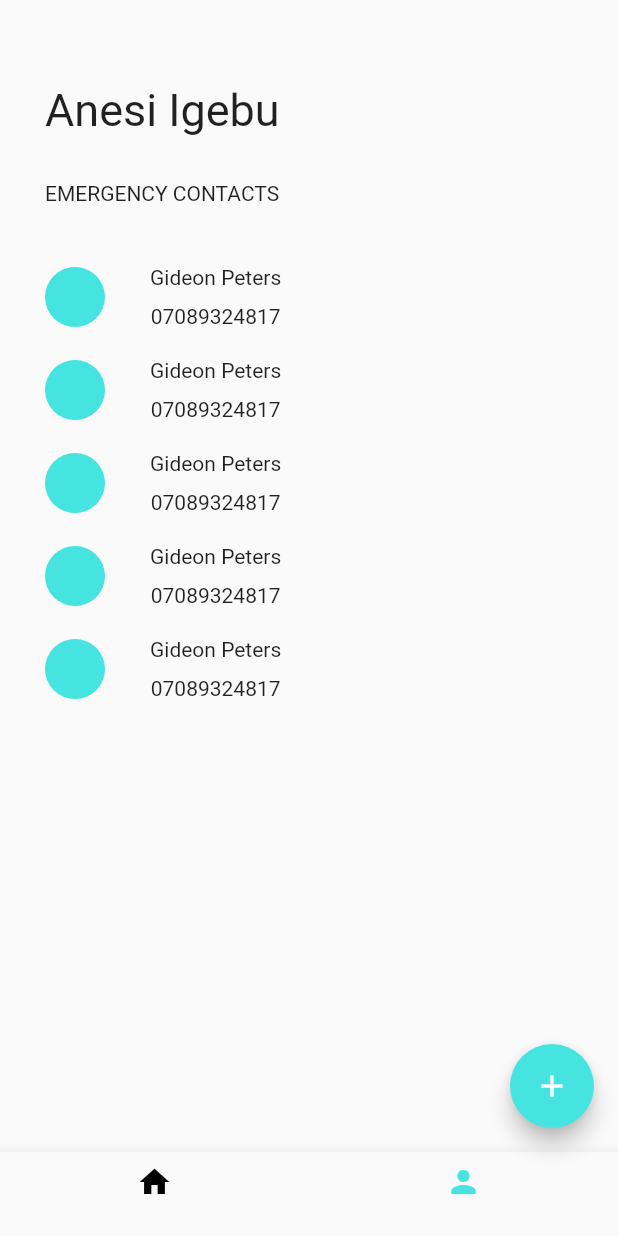
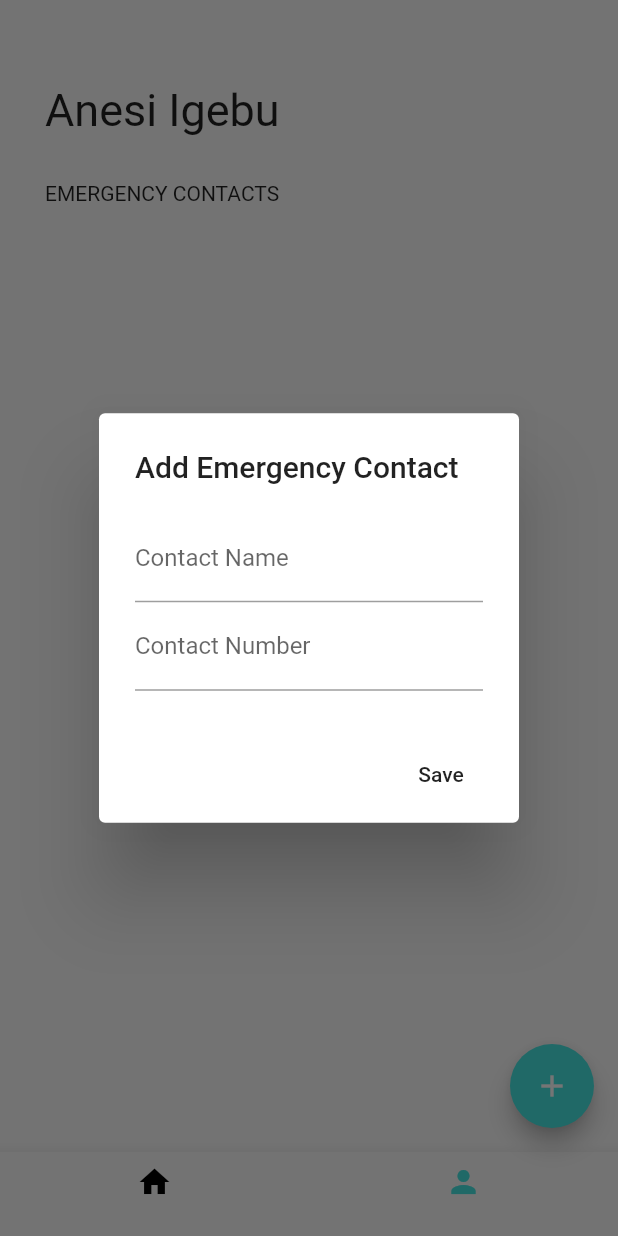
Before and after one commit to gideonpeters/myhealthchecker, a Flutter app: the screen it shows after launch, item 2 of the bottom bar chosen, after a tap on the "add" icon, on a phone screen of 412 x 824 dp. Run offline on Flutter 3.47's test engine with Material 2 defaults, Android fonts, the phone set to English and light mode, and no system bars; our stand-ins replace hive; accounts and stored records are empty.

Commit message:
chore: added random numbers and hive for contact db

```diff
--- a/lib/contact_page.dart
+++ b/lib/contact_page.dart
@@ -1,10 +1,15 @@
 import 'package:flutter/material.dart';
+import 'package:mhc/core/contact_db.dart';
+import 'package:mhc/core/contact_model.dart';
+import 'package:provider/provider.dart';
 
 class ContactPage extends StatelessWidget {
   ContactPage({Key key}) : super(key: key);
   final List<int> contacts = [1, 2, 3, 4, 5];
   @override
   Widget build(BuildContext context) {
+    final contactDB = Provider.of<ContactDB>(context);
+    contactDB.getContacts();
     return Container(
         padding: const EdgeInsets.symmetric(horizontal: 30),
         child: Column(
@@ -14,22 +19,24 @@ class ContactPage extends StatelessWidget {
               'Anesi Igebu',
               style: TextStyle(fontSize: 30),
             ),
+            // FlatButton(onPressed: _showMyDialog, child: Text('Add Contact')),
             SizedBox(height: 30),
             Text('EMERGENCY CONTACTS'),
             SizedBox(height: 30),
             Container(
                 height: 400,
                 child: ListView.builder(
-                    itemCount: 5,
+                    itemCount: contactDB.contacts.length,
                     itemBuilder: (BuildContext context, int index) =>
-                        ContactCard())),
+                        ContactCard(contact: contactDB.contacts[index]))),
           ],
         ));
   }
 }
 
 class ContactCard extends StatelessWidget {
-  const ContactCard({Key key}) : super(key: key);
+  final Contact contact;
+  const ContactCard({Key key, this.contact}) : super(key: key);
 
   @override
   Widget build(BuildContext context) {
@@ -41,15 +48,17 @@ class ContactCard extends StatelessWidget {
             children: <Widget>[
               CircleAvatar(
                 backgroundColor: Theme.of(context).primaryColor,
+                child: Text(contact.name[0].toUpperCase()),
               ),
             ],
           ),
           SizedBox(width: 30),
           Column(
+            crossAxisAlignment: CrossAxisAlignment.start,
             children: <Widget>[
-              Text('Gideon Peters'),
+              Text(contact.name),
               SizedBox(height: 10),
-              Text('07089324817'),
+              Text(contact.number),
             ],
           )
         ],
--- /dev/null
+++ b/lib/core/contact_db.dart
@@ -0,0 +1,38 @@
+import 'package:flutter/material.dart';
+import 'package:hive/hive.dart';
+
+import 'contact_model.dart';
+
+class ContactDB extends ChangeNotifier {
+  static const String _boxName = 'contactBox';
+
+  List<Contact> _contacts = [];
+  List<Contact> get contacts => _contacts;
+
+  void getContacts() async {
+    try {
+      var box = await Hive.openBox<Contact>(_boxName);
+
+      _contacts = box.values.toList();
+      // box.close();
+      notifyListeners();
+    } catch (e) {
+      throw e;
+    }
+  }
+
+  void addContact(Contact contact) async {
+    try {
+      var box = await Hive.openBox<Contact>(_boxName);
+
+      await box.put(contact.id, contact);
+
+      _contacts = box.values.toList();
+      box.close();
+
+      notifyListeners();
+    } catch (e) {
+      throw e;
+    }
+  }
+}
--- /dev/null
+++ b/lib/core/contact_model.dart
@@ -0,0 +1,21 @@
+import 'package:flutter/material.dart';
+import 'package:hive/hive.dart';
+part 'contact_model.g.dart';
+
+@HiveType()
+class Contact {
+  @HiveField(0)
+  final String id;
+
+  @HiveField(1)
+  final String name;
+
+  @HiveField(2)
+  final String number;
+
+  Contact({
+    this.id,
+    this.name,
+    this.number,
+  });
+}
--- /dev/null
+++ b/lib/core/providers.dart
@@ -0,0 +1,7 @@
+import 'package:provider/provider.dart';
+
+import 'contact_db.dart';
+
+final providers = <SingleChildCloneableWidget>[
+  ChangeNotifierProvider(create: (_) => ContactDB()),
+];
--- a/lib/home.dart
+++ b/lib/home.dart
@@ -1,8 +1,15 @@
+import 'dart:math';
+
 import 'package:flutter/material.dart';
 
 class Home extends StatelessWidget {
   final String sensorValue;
-  Home({Key key, this.sensorValue}) : super(key: key);
+  final String oxygenValue;
+  Home({
+    Key key,
+    this.sensorValue,
+    this.oxygenValue,
+  }) : super(key: key);
 
   @override
   Widget build(BuildContext context) {
@@ -48,6 +55,38 @@ class Home extends StatelessWidget {
               ],
             ),
           ),
+          SizedBox(height: 25),
+          Container(
+            padding: const EdgeInsets.symmetric(horizontal: 30, vertical: 30),
+            decoration: BoxDecoration(
+              color: Color(0xFF45E4E1),
+              borderRadius: BorderRadius.circular(10),
+            ),
+            width: double.infinity,
+            height: 200,
+            child: Column(
+              crossAxisAlignment: CrossAxisAlignment.start,
+              children: <Widget>[
+                Text(
+                  'Blood Oxygen'.toUpperCase(),
+                  style: TextStyle(color: Colors.white, fontSize: 20),
+                ),
+                SizedBox(height: 25),
+                Row(
+                  crossAxisAlignment: CrossAxisAlignment.end,
+                  mainAxisAlignment: MainAxisAlignment.center,
+                  children: <Widget>[
+                    Text(oxygenValue ?? '0',
+                        style: TextStyle(color: Colors.white, fontSize: 50)),
+                    Text(
+                      '%',
+                      style: TextStyle(color: Colors.white),
+                    )
+                  ],
+                ),
+              ],
+            ),
+          ),
         ],
       ),
     );
--- a/lib/main.dart
+++ b/lib/main.dart
@@ -1,18 +1,33 @@
+import 'dart:math';
+
 import 'package:flutter/material.dart';
+import 'package:hive/hive.dart';
 import 'package:mhc/bt-controller.dart';
 import 'package:mhc/contact_page.dart';
+import 'package:mhc/core/contact_db.dart';
+import 'package:mhc/core/contact_model.dart';
 import 'package:mhc/home.dart';
 import 'package:mhc/splash_screen.dart';
+import 'package:path_provider/path_provider.dart';
+import 'package:provider/provider.dart';
+import 'core/providers.dart';
 
-void main() {
+void main() async {
+  WidgetsFlutterBinding.ensureInitialized();
+  final directory = await getApplicationDocumentsDirectory();
+  Hive.init(directory.path);
+  Hive.registerAdapter(ContactAdapter());
   runApp(MyApp());
 }
 
 class MyApp extends StatelessWidget {
+  static final navigatorKey = new GlobalKey<NavigatorState>();
   @override
   Widget build(BuildContext context) {
     // double height = MediaQuery.of(context).size.height;
-    return MaterialApp(
+    return MultiProvider(
+      providers: providers,
+      child: MaterialApp(
         title: 'My Health Checker',
         debugShowCheckedModeBanner: false,
         theme: ThemeData(
@@ -26,6 +41,7 @@ class MyApp extends StatelessWidget {
           SplashScreen.routeName: (context) => SplashScreen(),
           // BluetoothApp.routeName: (context) => BluetoothApp()
         },
+      ),
     );
   }
 }
@@ -41,6 +57,7 @@ class MainScreen extends StatefulWidget {
 class _MainScreenState extends State<MainScreen> {
   int _pageIindex = 0;
   String sensorValue = "N/A";
+  String oxygenValue = "N/A";
   bool ledState = false;
 
   @override
@@ -56,9 +73,16 @@ class _MainScreenState extends State<MainScreen> {
     });
   }
 
+  double getRandomNumber(double minimum, double maximum) {
+    Random random = new Random();
+    return random.nextDouble() * (maximum - minimum) + minimum;
+  }
+
   void switchLed() {
     setState(() {
       ledState = !ledState;
+      sensorValue = getRandomNumber(40.0, 150.0).toStringAsFixed(2);
+      oxygenValue = getRandomNumber(95.0, 100.0).toStringAsFixed(2);
     });
     BTController.transmit(ledState ? '0' : '1');
   }
@@ -99,14 +123,61 @@ class _MainScreenState extends State<MainScreen> {
 
   @override
   Widget build(BuildContext context) {
+    final TextEditingController nameController = TextEditingController();
+    final TextEditingController numberController = TextEditingController();
+    final contactDB = Provider.of<ContactDB>(context);
+    Future<void> _showMyDialog() async {
+      return showDialog<void>(
+        context: context,
+        barrierDismissible: true, // user must tap button!
+        builder: (BuildContext context) {
+          return AlertDialog(
+            title: Text('Add Emergency Contact'),
+            content: SingleChildScrollView(
+              child: ListBody(
+                children: <Widget>[
+                  TextFormField(
+                    decoration: InputDecoration(labelText: 'Contact Name'),
+                    controller: nameController,
+                  ),
+                  TextFormField(
+                    decoration: InputDecoration(labelText: 'Contact Number'),
+                    controller: numberController,
+                  ),
+                ],
+              ),
+            ),
+            actions: <Widget>[
+              Visibility(
+                visible: true,
+                child: FlatButton(
+                  child: Text('Save'),
+                  onPressed: () async {
+                    var newContact = Contact(
+                        id: DateTime.now().toString(),
+                        name: nameController.text,
+                        number: numberController.text);
+
+                    contactDB.addContact(newContact);
+                    Navigator.of(context).pop();
+                  },
+                ),
+              )
+            ],
+          );
+        },
+      );
+    }
+
     return Scaffold(
       appBar: AppBar(
         backgroundColor: Colors.transparent,
         elevation: 0,
       ),
       body: SingleChildScrollView(
-        child:
-            _pageIindex == 0 ? Home(sensorValue: sensorValue) : ContactPage(),
+        child: _pageIindex == 0
+            ? Home(sensorValue: sensorValue, oxygenValue: oxygenValue)
+            : ContactPage(),
       ),
       bottomNavigationBar: BottomNavigationBar(
         currentIndex: _pageIindex,
@@ -140,7 +211,7 @@ class _MainScreenState extends State<MainScreen> {
       ),
       floatingActionButton: FloatingActionButton(
         backgroundColor: Theme.of(context).primaryColor,
-        onPressed: switchLed,
+        onPressed: _pageIindex == 0 ? switchLed : _showMyDialog,
         tooltip: 'Switch LED',
         child:
             _pageIindex == 0 ? Icon(Icons.power_settings_new) : Icon(Icons.add),
--- a/pubspec.yaml
+++ b/pubspec.yaml
@@ -28,10 +28,16 @@ dependencies:
   # The following adds the Cupertino Icons font to your application.
   # Use with the CupertinoIcons class for iOS style icons.
   cupertino_icons: ^0.1.3
+  hive: ^1.4.1+1
+  path_provider: ^1.6.5
+  share: ^0.6.4+3
+  provider: ^3.0.1
 
 dev_dependencies:
   flutter_test:
     sdk: flutter
+  hive_generator: ^0.5.0
+  build_runner: ^1.8.0
 
 # For information on the generic Dart part of this file, see the
 # following page: https://dart.dev/tools/pub/pubspec
```
Also changed, not shown: lib/core/contact_model.g.dart (added), pubspec.lock, 6 other files. Lines whose indentation alone changed are shown as unchanged.
